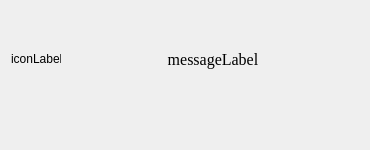
This is uixml/MBDialog.ui in ILTZ/NNGUI as Qt 5 draws it before an edit. The edited form follows.
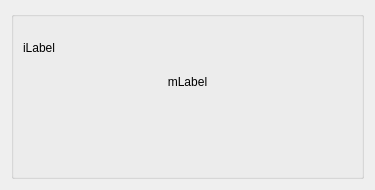
This is the edited form.

The edit to the form file:
```diff
--- a/uixml/MBDialog.ui
+++ b/uixml/MBDialog.ui
@@ -6,8 +6,8 @@
    <rect>
     <x>0</x>
     <y>0</y>
-    <width>370</width>
-    <height>150</height>
+    <width>375</width>
+    <height>190</height>
    </rect>
   </property>
   <property name="windowTitle">
@@ -19,59 +19,65 @@
      <property name="sizeConstraint">
       <enum>QLayout::SetNoConstraint</enum>
      </property>
-     <item row="0" column="1">
-      <widget class="QLabel" name="iconLabel">
-       <property name="maximumSize">
-        <size>
-         <width>50</width>
-         <height>50</height>
-        </size>
+     <item row="0" column="0">
+      <widget class="QGroupBox" name="groupBox">
+       <property name="autoFillBackground">
+        <bool>false</bool>
        </property>
-       <property name="text">
-        <string>iconLabel</string>
-       </property>
-      </widget>
-     </item>
-     <item row="2" column="1">
-      <widget class="QLabel" name="label">
-       <property name="maximumSize">
-        <size>
-         <width>50</width>
-         <height>10</height>
-        </size>
-       </property>
-       <property name="text">
+       <property name="title">
         <string/>
-       </property>
-      </widget>
-     </item>
-     <item row="1" column="1">
-      <widget class="QLabel" name="label_2">
-       <property name="maximumSize">
-        <size>
-         <width>16777215</width>
-         <height>10</height>
-        </size>
-       </property>
-       <property name="text">
-        <string/>
-       </property>
-      </widget>
-     </item>
-     <item row="0" column="2">
-      <widget class="QLabel" name="messageLabel">
-       <property name="font">
-        <font>
-         <family>Times New Roman</family>
-         <pointsize>12</pointsize>
-        </font>
-       </property>
-       <property name="text">
-        <string>messageLabel</string>
        </property>
        <property name="alignment">
         <set>Qt::AlignCenter</set>
        </property>
+       <property name="flat">
+        <bool>false</bool>
+       </property>
+       <layout class="QGridLayout" name="gridLayout_3">
+        <item row="2" column="0">
+         <layout class="QVBoxLayout" name="verticalLayout">
+          <item>
+           <widget class="QLabel" name="iconLabel">
+            <property name="text">
+             <string>iLabel</string>
+            </property>
+           </widget>
+          </item>
+         </layout>
+        </item>
+        <item row="3" column="0">
+         <layout class="QVBoxLayout" name="verticalLayout_2">
+          <item>
+           <widget class="QLabel" name="messageLabel">
+            <property name="text">
+             <string>mLabel</string>
+            </property>
+            <property name="alignment">
+             <set>Qt::AlignHCenter|Qt::AlignTop</set>
+            </property>
+           </widget>
+          </item>
+         </layout>
+        </item>
+        <item row="4" column="0">
+         <layout class="QHBoxLayout" name="horizontalLayout">
+          <item>
+           <widget class="QLabel" name="emptyLabel1">
+            <property name="text">
+             <string/>
+            </property>
+           </widget>
+          </item>
+          <item>
+           <widget class="QLabel" name="emptyLabel2">
+            <property name="text">
+             <string/>
+            </property>
+           </widget>
+          </item>
+         </layout>
+        </item>
+       </layout>
       </widget>
      </item>
     </layout>
```
